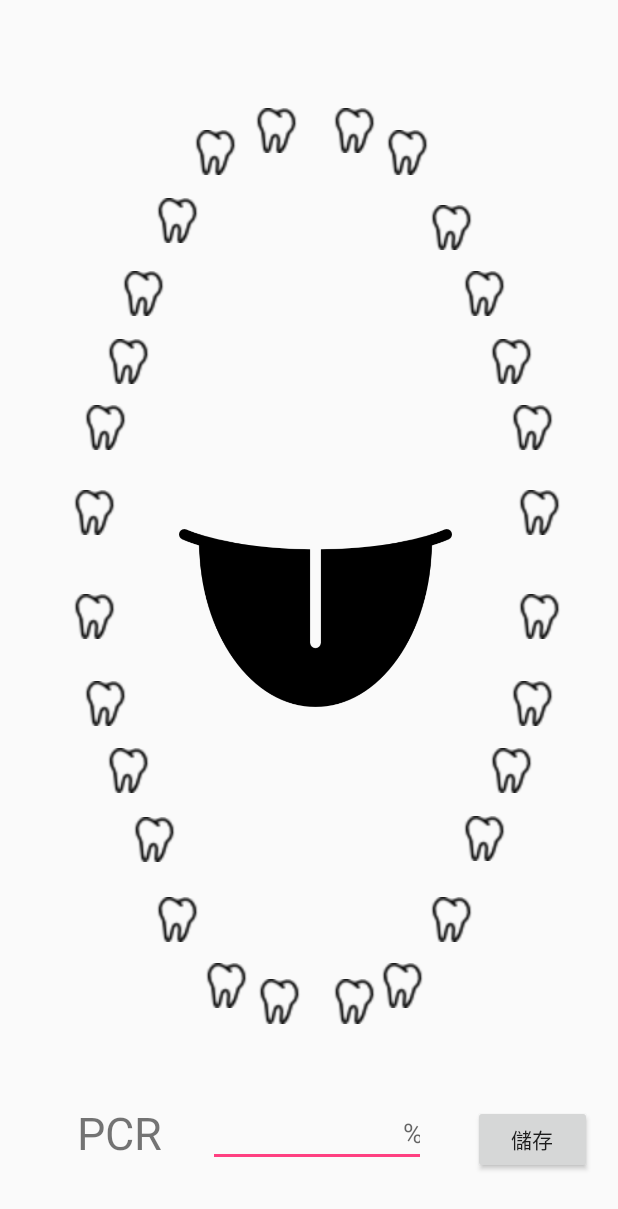
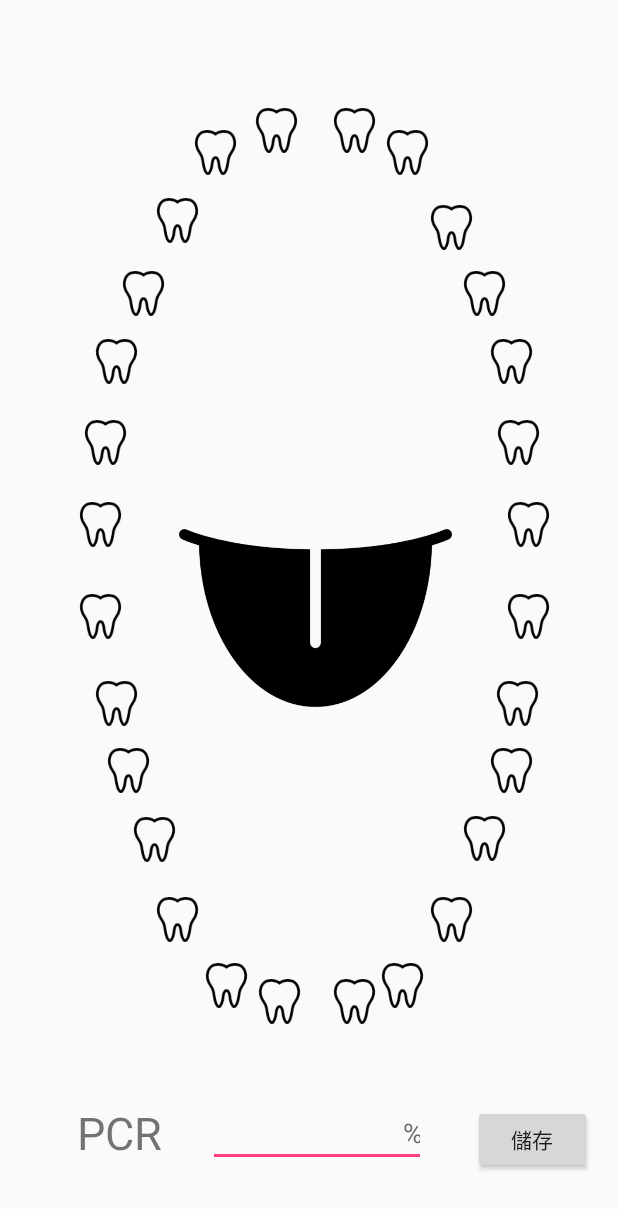
Before and after one commit to pig98520/BrushGo_Doctor, an Android app: the screen it shows after launch (tooth_activity), after a tap on "確認", on a phone screen of 412 x 824 dp. Shown: the top 1209 px of the screen. Run offline under Robolectric (Android 15) with nearby library versions, the light colour scheme and no system bars; our stand-ins replace Firebase (no records; nobody signed in at launch, a user with empty details on screens opened directly).

Commit message:
2017/07/28 介面修正

```diff
--- a/app/src/main/java/com/example/pig98520/brushgo_doctor/tooth_activity.java
+++ b/app/src/main/java/com/example/pig98520/brushgo_doctor/tooth_activity.java
@@ -1,6 +1,7 @@
 package com.example.pig98520.brushgo_doctor;
 
 import android.app.DatePickerDialog;
+import android.content.Intent;
 import android.os.Bundle;
 import android.support.v7.app.AppCompatActivity;
 import android.view.View;
@@ -35,6 +36,7 @@ public class tooth_activity extends AppCompatActivity {
     private DatabaseReference dbRef;
     private Button tooth[]=new Button[28];
     private Boolean status[]=new Boolean[28];
+    private Intent intent;
     private int id[]=new int[]
             {R.id.tooth_1,
             R.id.tooth_2,
@@ -64,6 +66,15 @@ public class tooth_activity extends AppCompatActivity {
             R.id.tooth_26,
             R.id.tooth_27,
             R.id.tooth_28};
+
+    @Override
+    public void onBackPressed() {
+        super.onBackPressed();
+        intent=new Intent();
+        intent.setClass(tooth_activity.this,main_activity.class);
+        intent.putExtras(bundle);
+        startActivity(intent);
+    }
 
     @Override
     protected void onCreate(Bundle savedInstanceState) {
--- a/app/src/main/res/layout/tooth_activity.xml
+++ b/app/src/main/res/layout/tooth_activity.xml
@@ -31,11 +31,11 @@
         android:layout_marginTop="8dp"
         android:background="@drawable/tooth_clean_24"
         app:layout_constraintBottom_toBottomOf="parent"
-        app:layout_constraintHorizontal_bias="0.11"
+        app:layout_constraintHorizontal_bias="0.12"
         app:layout_constraintLeft_toLeftOf="parent"
         app:layout_constraintRight_toRightOf="parent"
         app:layout_constraintTop_toTopOf="parent"
-        app:layout_constraintVertical_bias="0.41" />
+        app:layout_constraintVertical_bias="0.42000002" />
 
     <Button
         android:id="@+id/tooth_2"
@@ -51,7 +51,7 @@
         app:layout_constraintLeft_toLeftOf="parent"
         app:layout_constraintRight_toRightOf="parent"
         app:layout_constraintTop_toTopOf="parent"
-        app:layout_constraintVertical_bias="0.337" />
+        app:layout_constraintVertical_bias="0.35000002" />
 
     <Button
         android:id="@+id/tooth_3"
@@ -63,7 +63,7 @@
         android:layout_marginTop="8dp"
         android:background="@drawable/tooth_clean_24"
         app:layout_constraintBottom_toBottomOf="parent"
-        app:layout_constraintHorizontal_bias="0.171"
+        app:layout_constraintHorizontal_bias="0.15"
         app:layout_constraintLeft_toLeftOf="parent"
         app:layout_constraintRight_toRightOf="parent"
         app:layout_constraintTop_toTopOf="parent"
@@ -223,11 +223,11 @@
         android:layout_marginTop="8dp"
         android:background="@drawable/tooth_clean_24"
         app:layout_constraintBottom_toBottomOf="parent"
-        app:layout_constraintHorizontal_bias="0.908"
+        app:layout_constraintHorizontal_bias="0.881"
         app:layout_constraintLeft_toLeftOf="parent"
         app:layout_constraintRight_toRightOf="parent"
         app:layout_constraintTop_toTopOf="parent"
-        app:layout_constraintVertical_bias="0.337" />
+        app:layout_constraintVertical_bias="0.35000002" />
 
     <Button
         android:id="@+id/tooth_14"
@@ -239,11 +239,11 @@
         android:layout_marginTop="8dp"
         android:background="@drawable/tooth_clean_24"
         app:layout_constraintBottom_toBottomOf="parent"
-        app:layout_constraintHorizontal_bias="0.92"
+        app:layout_constraintHorizontal_bias="0.899"
         app:layout_constraintLeft_toLeftOf="parent"
         app:layout_constraintRight_toRightOf="parent"
         app:layout_constraintTop_toTopOf="parent"
-        app:layout_constraintVertical_bias="0.41" />
+        app:layout_constraintVertical_bias="0.42000002" />
 
     <Button
         android:id="@+id/tooth_15"
@@ -255,7 +255,7 @@
         android:layout_marginTop="8dp"
         android:background="@drawable/tooth_clean_24"
         app:layout_constraintBottom_toBottomOf="parent"
-        app:layout_constraintHorizontal_bias="0.11"
+        app:layout_constraintHorizontal_bias="0.12"
         app:layout_constraintLeft_toLeftOf="parent"
         app:layout_constraintRight_toRightOf="parent"
         app:layout_constraintTop_toTopOf="parent"
@@ -271,7 +271,7 @@
         android:layout_marginTop="8dp"
         android:background="@drawable/tooth_clean_24"
         app:layout_constraintBottom_toBottomOf="parent"
-        app:layout_constraintHorizontal_bias="0.13"
+        app:layout_constraintHorizontal_bias="0.15"
         app:layout_constraintLeft_toLeftOf="parent"
         app:layout_constraintRight_toRightOf="parent"
         app:layout_constraintTop_toTopOf="parent"
@@ -447,7 +447,7 @@
         android:layout_marginTop="8dp"
         android:background="@drawable/tooth_clean_24"
         app:layout_constraintBottom_toBottomOf="parent"
-        app:layout_constraintHorizontal_bias="0.908"
+        app:layout_constraintHorizontal_bias="0.88"
         app:layout_constraintLeft_toLeftOf="parent"
         app:layout_constraintRight_toRightOf="parent"
         app:layout_constraintTop_toTopOf="parent"
@@ -463,7 +463,7 @@
         android:layout_marginTop="8dp"
         android:background="@drawable/tooth_clean_24"
         app:layout_constraintBottom_toBottomOf="parent"
-        app:layout_constraintHorizontal_bias="0.92"
+        app:layout_constraintHorizontal_bias="0.9"
         app:layout_constraintLeft_toLeftOf="parent"
         app:layout_constraintRight_toRightOf="parent"
         app:layout_constraintTop_toTopOf="parent"
```
Also changed, not shown: app/src/main/res/drawable/tooth_clean_24.png, app/src/main/res/drawable/tooth_dirty_24.png.
